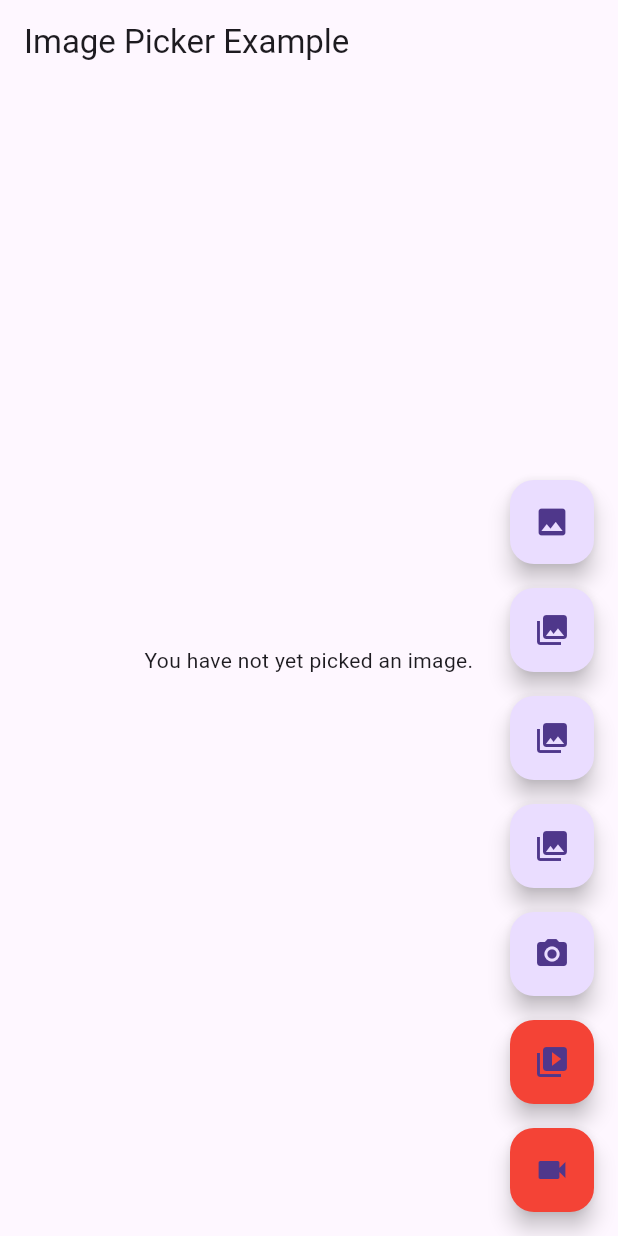
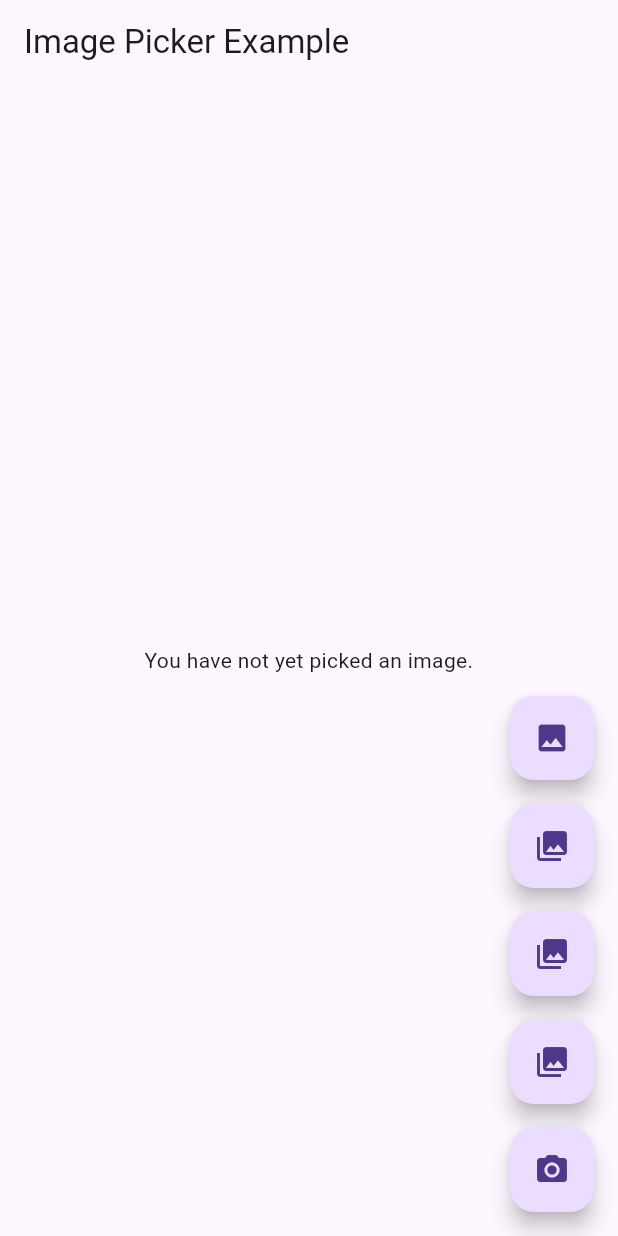
Before and after one commit to CeciCatu/archivos, a Flutter app: the screen it shows after launch, on a phone screen of 412 x 824 dp. Run offline on Flutter 3.47's test engine with Material 3 defaults, Android fonts, the phone set to English and light mode, and no system bars; our stand-ins replace image_picker, video_player.

Commit message:
borrar botones de subir videos

```diff
--- a/lib/main.dart
+++ b/lib/main.dart
@@ -415,33 +415,33 @@ class _MyHomePageState extends State<MyHomePage> {
                 child: const Icon(Icons.camera_alt),
               ),
             ),
-          Padding(
-            padding: const EdgeInsets.only(top: 16.0),
-            child: FloatingActionButton(
-              backgroundColor: Colors.red,
-              onPressed: () {
-                isVideo = true;
-                _onImageButtonPressed(ImageSource.gallery, context: context);
-              },
-              heroTag: 'video0',
-              tooltip: 'Pick Video from gallery',
-              child: const Icon(Icons.video_library),
-            ),
-          ),
-          if (_picker.supportsImageSource(ImageSource.camera))
-            Padding(
-              padding: const EdgeInsets.only(top: 16.0),
-              child: FloatingActionButton(
-                backgroundColor: Colors.red,
-                onPressed: () {
-                  isVideo = true;
-                  _onImageButtonPressed(ImageSource.camera, context: context);
-                },
-                heroTag: 'video1',
-                tooltip: 'Take a Video',
-                child: const Icon(Icons.videocam),
-              ),
-            ),
+          // Padding(
+          //   padding: const EdgeInsets.only(top: 16.0),
+          //   child: FloatingActionButton(
+          //     backgroundColor: Colors.red,
+          //     onPressed: () {
+          //       isVideo = true;
+          //       _onImageButtonPressed(ImageSource.gallery, context: context);
+          //     },
+          //     heroTag: 'video0',
+          //     tooltip: 'Pick Video from gallery',
+          //     child: const Icon(Icons.video_library),
+          //   ),
+          // ),
+          // if (_picker.supportsImageSource(ImageSource.camera))
+          //   Padding(
+          //     padding: const EdgeInsets.only(top: 16.0),
+          //     child: FloatingActionButton(
+          //       backgroundColor: Colors.red,
+          //       onPressed: () {
+          //         isVideo = true;
+          //         _onImageButtonPressed(ImageSource.camera, context: context);
+          //       },
+          //       heroTag: 'video1',
+          //       tooltip: 'Take a Video',
+          //       child: const Icon(Icons.videocam),
+          //     ),
+          //   ),
         ],
       ),
     );
```
